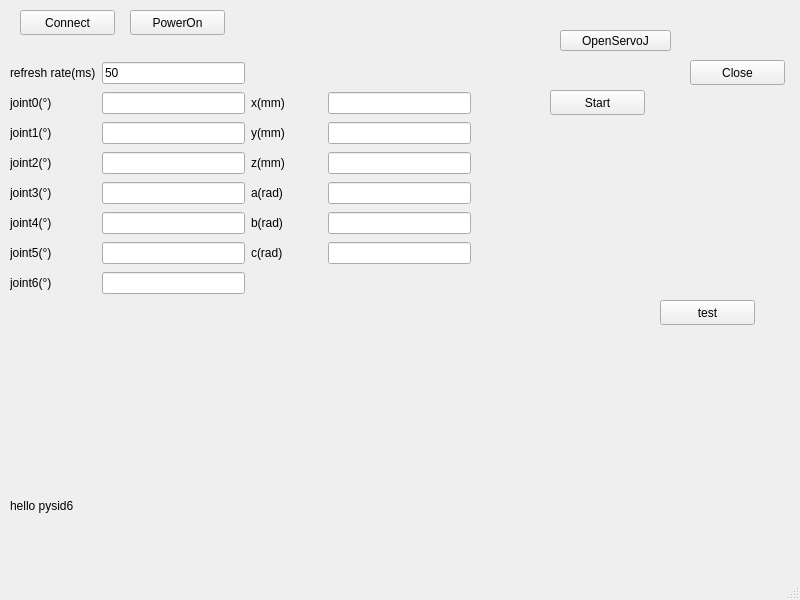
First picture: the form in src/ui/main_window.ui, repository FAN0909/master-slave-tracking-control, before the edit.
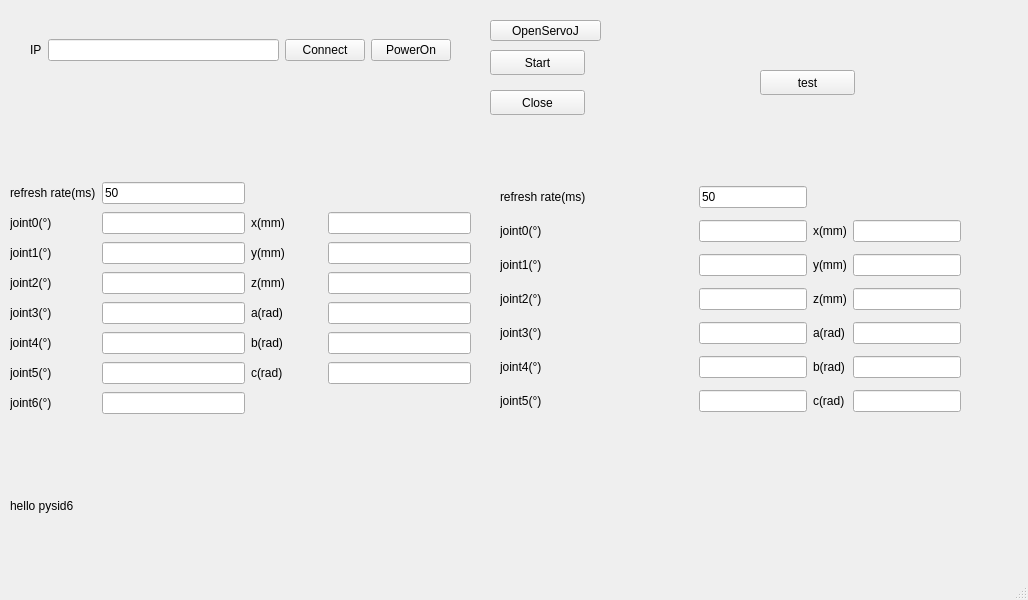
Second picture: the form after the edit.

Diff of the .ui file:
```diff
--- a/src/ui/main_window.ui
+++ b/src/ui/main_window.ui
@@ -6,7 +6,7 @@
    <rect>
     <x>0</x>
     <y>0</y>
-    <width>800</width>
+    <width>1028</width>
     <height>600</height>
    </rect>
   </property>
@@ -14,19 +14,6 @@
    <string>MainWindow</string>
   </property>
   <widget class="QWidget" name="centralwidget">
-   <widget class="QPushButton" name="Btn_robot_connect">
-    <property name="geometry">
-     <rect>
-      <x>20</x>
-      <y>10</y>
-      <width>95</width>
-      <height>25</height>
-     </rect>
-    </property>
-    <property name="text">
-     <string>Connect</string>
-    </property>
-   </widget>
    <widget class="QLabel" name="label">
     <property name="geometry">
      <rect>
@@ -40,24 +27,11 @@
      <string>hello pysid6</string>
     </property>
    </widget>
-   <widget class="QPushButton" name="pushButton_robot_PowerOn">
-    <property name="geometry">
-     <rect>
-      <x>130</x>
-      <y>10</y>
-      <width>95</width>
-      <height>25</height>
-     </rect>
-    </property>
-    <property name="text">
-     <string>PowerOn</string>
-    </property>
-   </widget>
    <widget class="QWidget" name="gridLayoutWidget">
     <property name="geometry">
      <rect>
       <x>10</x>
-      <y>60</y>
+      <y>180</y>
       <width>461</width>
       <height>244</height>
      </rect>
@@ -212,8 +186,8 @@
    <widget class="QPushButton" name="pushButton_openServoj">
     <property name="geometry">
      <rect>
-      <x>560</x>
-      <y>30</y>
+      <x>490</x>
+      <y>20</y>
       <width>111</width>
       <height>21</height>
      </rect>
@@ -225,8 +199,8 @@
    <widget class="QPushButton" name="pushButton_Start">
     <property name="geometry">
      <rect>
-      <x>550</x>
-      <y>90</y>
+      <x>490</x>
+      <y>50</y>
       <width>95</width>
       <height>25</height>
      </rect>
@@ -238,8 +212,8 @@
    <widget class="QPushButton" name="pushButton_closeServoj">
     <property name="geometry">
      <rect>
-      <x>690</x>
-      <y>60</y>
+      <x>490</x>
+      <y>90</y>
       <width>95</width>
       <height>25</height>
      </rect>
@@ -251,8 +225,8 @@
    <widget class="QPushButton" name="pushButton_test">
     <property name="geometry">
      <rect>
-      <x>660</x>
-      <y>300</y>
+      <x>760</x>
+      <y>70</y>
       <width>95</width>
       <height>25</height>
      </rect>
@@ -261,6 +235,188 @@
      <string>test</string>
     </property>
    </widget>
+   <widget class="QWidget" name="gridLayoutWidget_2">
+    <property name="geometry">
+     <rect>
+      <x>30</x>
+      <y>10</y>
+      <width>421</width>
+      <height>81</height>
+     </rect>
+    </property>
+    <layout class="QGridLayout" name="gridLayout_2">
+     <item row="0" column="1">
+      <widget class="QLineEdit" name="lineEdit_slave_ar_ip"/>
+     </item>
+     <item row="0" column="2">
+      <widget class="QPushButton" name="Btn_robot_connect">
+       <property name="text">
+        <string>Connect</string>
+       </property>
+      </widget>
+     </item>
+     <item row="0" column="0">
+      <widget class="QLabel" name="label_16">
+       <property name="text">
+        <string>IP</string>
+       </property>
+      </widget>
+     </item>
+     <item row="0" column="3">
+      <widget class="QPushButton" name="pushButton_robot_PowerOn">
+       <property name="text">
+        <string>PowerOn</string>
+       </property>
+      </widget>
+     </item>
+    </layout>
+   </widget>
+   <widget class="QWidget" name="gridLayoutWidget_3">
+    <property name="geometry">
+     <rect>
+      <x>500</x>
+      <y>180</y>
+      <width>461</width>
+      <height>244</height>
+     </rect>
+    </property>
+    <layout class="QGridLayout" name="gridLayout_3" columnstretch="1,0,0,0">
+     <item row="0" column="1">
+      <widget class="QLineEdit" name="lineEdit_slave_read_pos_rate">
+       <property name="text">
+        <string>50</string>
+       </property>
+      </widget>
+     </item>
+     <item row="2" column="3">
+      <widget class="QLineEdit" name="lineEdit_slave_y"/>
+     </item>
+     <item row="6" column="2">
+      <widget class="QLabel" name="label_24">
+       <property name="text">
+        <string>c(rad)</string>
+       </property>
+      </widget>
+     </item>
+     <item row="1" column="2">
+      <widget class="QLabel" name="label_25">
+       <property name="text">
+        <string>x(mm)</string>
+       </property>
+      </widget>
+     </item>
+     <item row="2" column="0">
+      <widget class="QLabel" name="label_27">
+       <property name="text">
+        <string>joint1(°)</string>
+       </property>
+      </widget>
+     </item>
+     <item row="2" column="2">
+      <widget class="QLabel" name="label_26">
+       <property name="text">
+        <string>y(mm)</string>
+       </property>
+      </widget>
+     </item>
+     <item row="0" column="0">
+      <widget class="QLabel" name="label_30">
+       <property name="text">
+        <string>refresh rate(ms)</string>
+       </property>
+      </widget>
+     </item>
+     <item row="1" column="1">
+      <widget class="QLineEdit" name="lineEdit_slave_joint0"/>
+     </item>
+     <item row="2" column="1">
+      <widget class="QLineEdit" name="lineEdit_slave_joint1"/>
+     </item>
+     <item row="1" column="3">
+      <widget class="QLineEdit" name="lineEdit_slave_x"/>
+     </item>
+     <item row="5" column="1">
+      <widget class="QLineEdit" name="lineEdit_slave_joint4"/>
+     </item>
+     <item row="4" column="2">
+      <widget class="QLabel" name="label_29">
+       <property name="text">
+        <string>a(rad)</string>
+       </property>
+      </widget>
+     </item>
+     <item row="6" column="0">
+      <widget class="QLabel" name="label_17">
+       <property name="text">
+        <string>joint5(°)</string>
+       </property>
+      </widget>
+     </item>
+     <item row="6" column="3">
+      <widget class="QLineEdit" name="lineEdit_slave_c"/>
+     </item>
+     <item row="5" column="0">
+      <widget class="QLabel" name="label_22">
+       <property name="text">
+        <string>joint4(°)</string>
+       </property>
+      </widget>
+     </item>
+     <item row="4" column="0">
+      <widget class="QLabel" name="label_23">
+       <property name="text">
+        <string>joint3(°)</string>
+       </property>
+      </widget>
+     </item>
+     <item row="6" column="1">
+      <widget class="QLineEdit" name="lineEdit_slave_joint5"/>
+     </item>
+     <item row="4" column="3">
+      <widget class="QLineEdit" name="lineEdit_slave_a"/>
+     </item>
+     <item row="3" column="0">
+      <widget class="QLabel" name="label_20">
+       <property name="text">
+        <string>joint2(°)</string>
+       </property>
+      </widget>
+     </item>
+     <item row="5" column="2">
+      <widget class="QLabel" name="label_18">
+       <property name="text">
+        <string>b(rad)</string>
+       </property>
+      </widget>
+     </item>
+     <item row="1" column="0">
+      <widget class="QLabel" name="label_21">
+       <property name="text">
+        <string>joint0(°)</string>
+       </property>
+      </widget>
+     </item>
+     <item row="3" column="1">
+      <widget class="QLineEdit" name="lineEdit_slave_joint2"/>
+     </item>
+     <item row="4" column="1">
+      <widget class="QLineEdit" name="lineEdit_slave_joint3"/>
+     </item>
+     <item row="5" column="3">
+      <widget class="QLineEdit" name="lineEdit_slave_b"/>
+     </item>
+     <item row="3" column="3">
+      <widget class="QLineEdit" name="lineEdit_slave_z"/>
+     </item>
+     <item row="3" column="2">
+      <widget class="QLabel" name="label_28">
+       <property name="text">
+        <string>z(mm)</string>
+       </property>
+      </widget>
+     </item>
+    </layout>
+   </widget>
   </widget>
   <widget class="QMenuBar" name="menubar">
    <property name="geometry">
```
Left out of the diff: 4 changed lines with no effect on the pictures.
